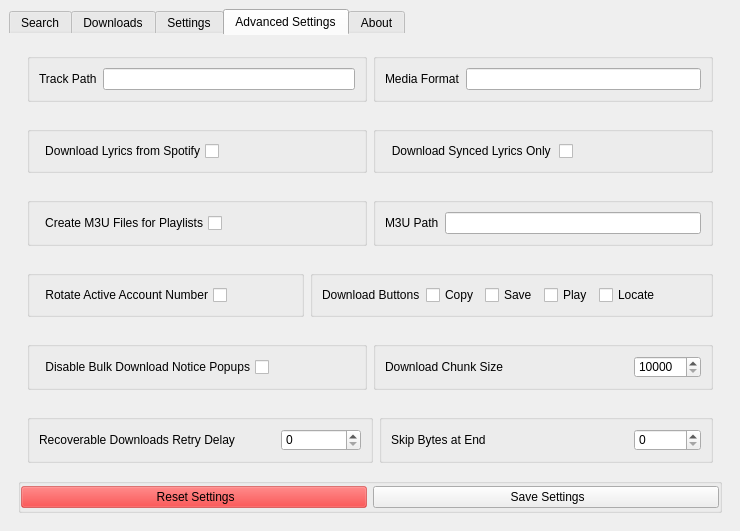
This is src/onthespot/gui/qtui/main.ui in moddroid94/onthespot as Qt 5 draws it before an edit. The edited form follows.
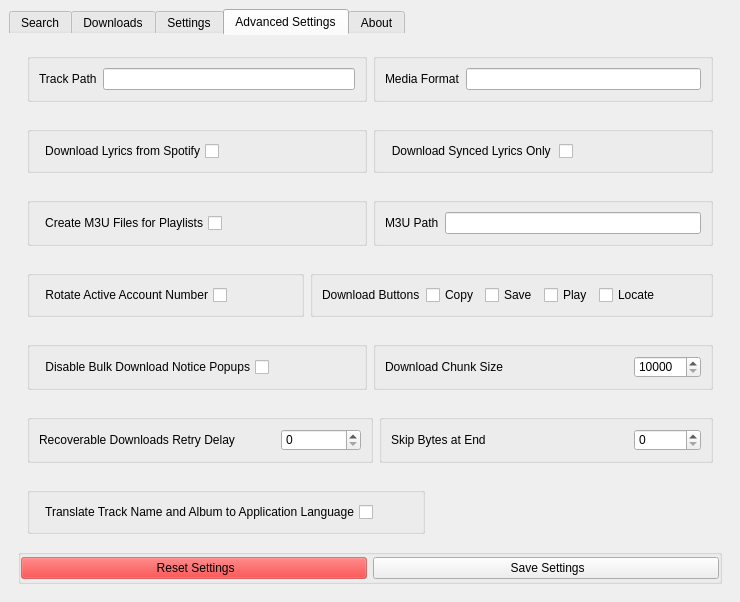
This is the edited form. The open tabs and pages were chosen to show the change. Icons and pictures are not drawn.

Commit message: Add option to translate name and album in track path to application language, courtesy of @LeGenDaRy15PT

What changed in the file:
```diff
--- a/src/onthespot/gui/qtui/main.ui
+++ b/src/onthespot/gui/qtui/main.ui
@@ -10,7 +10,7 @@
     <x>0</x>
     <y>0</y>
     <width>740</width>
-    <height>531</height>
+    <height>602</height>
    </rect>
   </property>
   <property name="windowTitle">
@@ -1027,7 +1027,7 @@
         <item>
          <widget class="QGroupBox" name="imput_adv_group">
           <property name="styleSheet">
-           <string notr="true">QGroupBox #gb0, #gb1, #gb2, #gb3, #gb4, #gb5, #imput_adv_group {
+           <string notr="true">QGroupBox #gb0, #gb1, #gb2, #gb3, #gb4, #gb5, #gb6, #imput_adv_group {
      border: 0;
  } </string>
           </property>
@@ -1038,6 +1038,9 @@
            <bool>true</bool>
           </property>
           <layout class="QVBoxLayout" name="verticalLayout_11">
+           <property name="spacing">
+            <number>6</number>
+           </property>
            <property name="leftMargin">
             <number>0</number>
            </property>
@@ -1546,6 +1549,66 @@
              </layout>
             </widget>
            </item>
+           <item>
+            <widget class="QGroupBox" name="gb6">
+             <property name="title">
+              <string/>
+             </property>
+             <property name="flat">
+              <bool>true</bool>
+             </property>
+             <layout class="QHBoxLayout" name="horizontalLayout_78">
+              <item>
+               <widget class="QGroupBox" name="group_playlist_cfg_m3u_6">
+                <property name="title">
+                 <string/>
+                </property>
+                <layout class="QHBoxLayout" name="horizontalLayout_79">
+                 <item>
+                  <widget class="QCheckBox" name="inp_translate_file_path">
+                   <property name="toolTip">
+                    <string>&lt;html&gt;&lt;head/&gt;&lt;body&gt;&lt;p&gt;A premium account is required to download lyrics&lt;/p&gt;&lt;/body&gt;&lt;/html&gt;</string>
+                   </property>
+                   <property name="layoutDirection">
+                    <enum>Qt::RightToLeft</enum>
+                   </property>
+                   <property name="text">
+                    <string>Translate Track Name and Album to Application Language</string>
+                   </property>
+                  </widget>
+                 </item>
+                 <item>
+                  <spacer name="horizontalSpacer">
+                   <property name="orientation">
+                    <enum>Qt::Horizontal</enum>
+                   </property>
+                   <property name="sizeHint" stdset="0">
+                    <size>
+                     <width>40</width>
+                     <height>20</height>
+                    </size>
+                   </property>
+                  </spacer>
+                 </item>
+                </layout>
+               </widget>
+              </item>
+              <item>
+               <spacer name="horizontalSpacer_40">
+                <property name="orientation">
+                 <enum>Qt::Horizontal</enum>
+                </property>
+                <property name="sizeHint" stdset="0">
+                 <size>
+                  <width>40</width>
+                  <height>20</height>
+                 </size>
+                </property>
+               </spacer>
+              </item>
+             </layout>
+            </widget>
+           </item>
           </layout>
          </widget>
         </item>
```
The commit also changes 5 other files.
